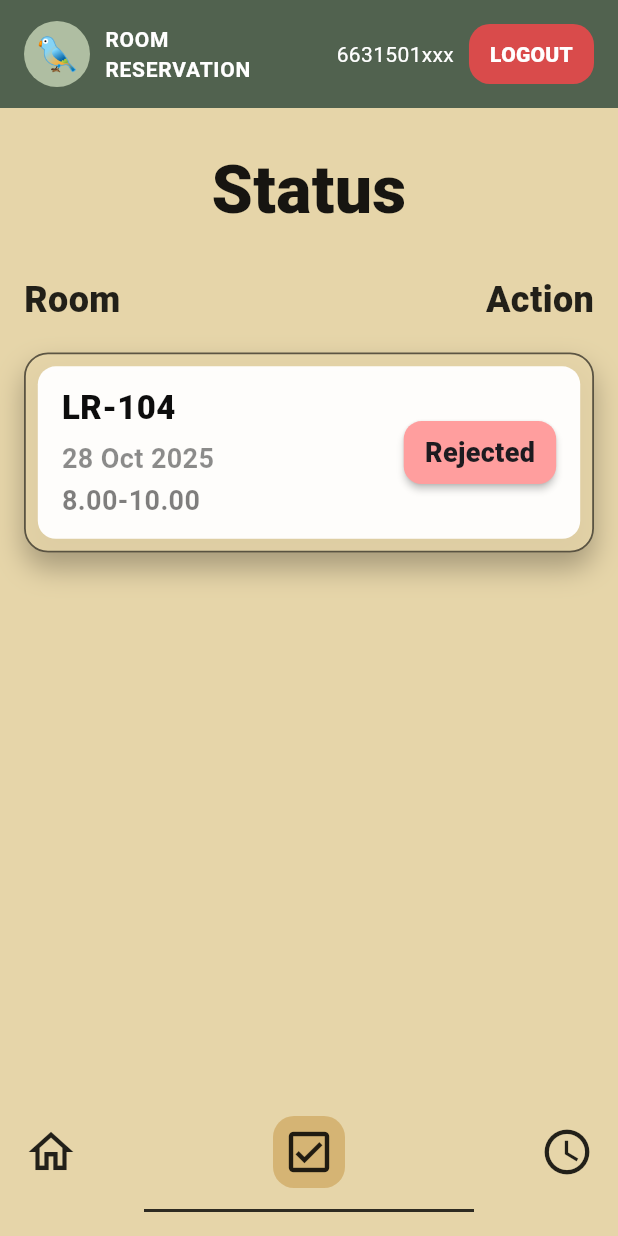
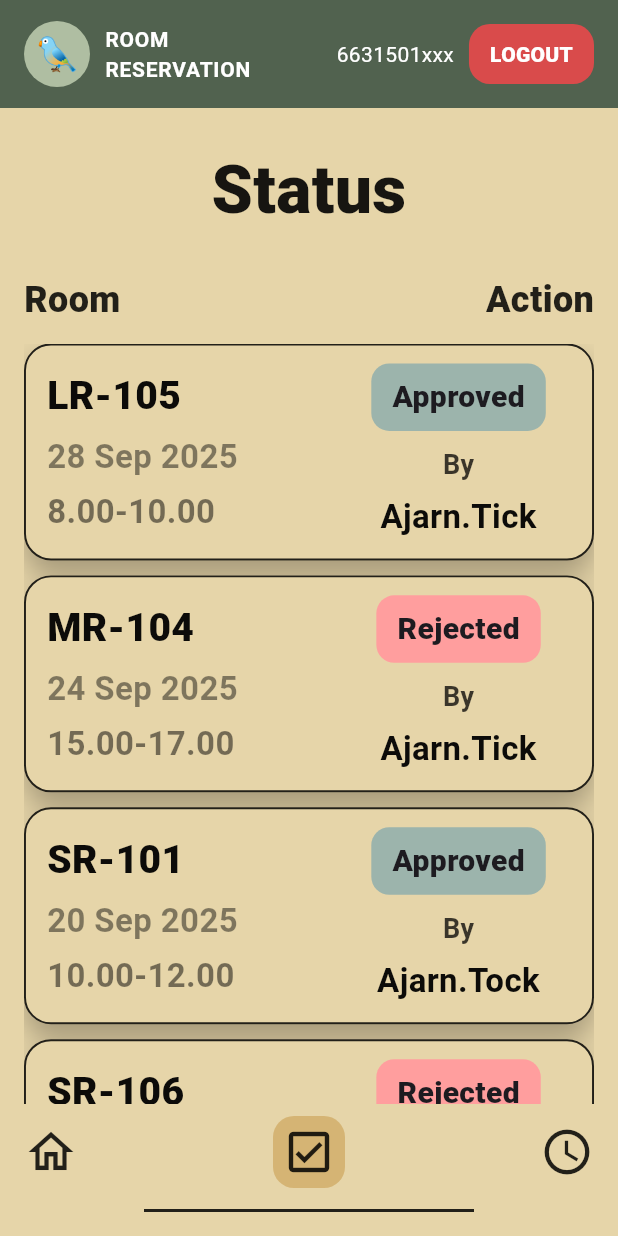
Before and after one commit to 6631501042/mobile_project, a Flutter app: the screen it shows after launch, on a phone screen of 412 x 824 dp. Run offline on Flutter 3.47's test engine with Material 3 defaults, Android fonts, the phone set to English and light mode, and no system bars.

Commit message:
status user

```diff
--- a/lib/main.dart
+++ b/lib/main.dart
@@ -1,22 +1,18 @@
-// ========================== main.dart ==========================
-// Status (User) — วันละหนึ่งรายการ, ป้ายสถานะ Pending/Approved/Rejected
-// แก้เคส Overflow แบบหมดจด + โครงพร้อมต่อฐานข้อมูลภายหลัง
-
-import 'dart:async';
 import 'package:flutter/material.dart';
 
 void main() => runApp(const RoomReservationUserApp());
 
-// ===== THEME COLORS =====
+// ===== THEME COLORS (ตามภาพ) =====
 class AppColors {
-  static const finlandia = Color(0xFF51624F); // Top bar
-  static const hampton   = Color(0xFFE6D5A9); // Background
-  static const edward    = Color(0xFF9CB4AC); // Approved (เขียวอมเทา)
+  static const finlandia = Color(0xFF51624F); // top bar
+  static const hampton   = Color(0xFFE6D5A9); // พื้นหลัง + "สีในกล่อง"
   static const norway    = Color(0xFFAFBEA2);
+  static const edward    = Color(0xFF9CB4AC); // ชิป Approved
 
-  static const chipPending  = Color(0xFFFFF96F); // เหลืองอ่อน
-  static const chipApproved = edward;            // เขียวอมเทา
-  static const chipRejected = Color(0xFFFF9E9E); // ชมพูแดง
+  // ชิปสถานะ
+  static const chipPending  = Color(0xFFFFF96F); // เหลืองอ่อนตามภาพ
+  static const chipApproved = edward;            // เขียวอมเทาตามภาพ
+  static const chipRejected = Color(0xFFFF9E9E); // ชมพูแดงตามภาพ
 }
 
 // ===== DOMAIN =====
@@ -28,6 +24,7 @@ class UserReservation {
   final TimeOfDay start;
   final TimeOfDay end;
   final BookingStatus status;
+  final String approver;
 
   const UserReservation({
     required this.roomCode,
@@ -35,52 +32,45 @@ class UserReservation {
     required this.start,
     required this.end,
     required this.status,
-  });
-
-  UserReservation copyWith({BookingStatus? status}) => UserReservation(
-        roomCode: roomCode,
-        date: date,
-        start: start,
-        end: end,
-        status: status ?? this.status,
-      );
-}
-
-// ===== REPOSITORY (Mock) — พร้อมสลับเป็น Firestore/REST =====
-abstract class UserReservationRepository {
-  Stream<UserReservation?> watchToday(String userId);
-}
-
-class MockUserReservationRepository implements UserReservationRepository {
-  MockUserReservationRepository({this.autoResult = BookingStatus.rejected}) {
-    final now = DateTime.now();
-    final today = DateTime(now.year, now.month, now.day);
-    _current = UserReservation(
-      roomCode: 'LR-104',
-      date: today,
-      start: const TimeOfDay(hour: 8, minute: 0),
-      end: const TimeOfDay(hour: 10, minute: 0),
-      status: BookingStatus.pending,
-    );
-    _emit(_current);
-
-    // เดโม: เปลี่ยนสถานะอัตโนมัติหลัง 6 วิ (ไว้เห็นการสลับสี/ป้าย)
-    Future.delayed(const Duration(seconds: 6), () {
-      _current = _current?.copyWith(status: autoResult);
-      _emit(_current);
+    required this.approver,
   });
 }
 
-  final BookingStatus autoResult; // ลองเป็น approved ก็ได้
-  final _ctrl = StreamController<UserReservation?>.broadcast();
-  UserReservation? _current;
-
-  @override
-  Stream<UserReservation?> watchToday(String userId) => _ctrl.stream;
-
-  void _emit(UserReservation? r) => _ctrl.add(r);
-  void dispose() => _ctrl.close();
-}
+// ===== MOCK DATA (ทำหน้าตาเหมือนภาพ) =====
+final mockReservations = <UserReservation>[
+  UserReservation(
+    roomCode: 'LR-105',
+    date: DateTime(2025, 9, 28),
+    start: const TimeOfDay(hour: 8, minute: 0),
+    end: const TimeOfDay(hour: 10, minute: 0),
+    status: BookingStatus.approved,
+    approver: 'Ajarn.Tick',
+  ),
+  UserReservation(
+    roomCode: 'MR-104',
+    date: DateTime(2025, 9, 24),
+    start: const TimeOfDay(hour: 15, minute: 0),
+    end: const TimeOfDay(hour: 17, minute: 0),
+    status: BookingStatus.rejected,
+    approver: 'Ajarn.Tick',
+  ),
+  UserReservation(
+    roomCode: 'SR-101',
+    date: DateTime(2025, 9, 20),
+    start: const TimeOfDay(hour: 10, minute: 0),
+    end: const TimeOfDay(hour: 12, minute: 0),
+    status: BookingStatus.approved,
+    approver: 'Ajarn.Tock',
+  ),
+  UserReservation(
+    roomCode: 'SR-106',
+    date: DateTime(2025, 9, 1),
+    start: const TimeOfDay(hour: 13, minute: 0),
+    end: const TimeOfDay(hour: 15, minute: 0),
+    status: BookingStatus.rejected,
+    approver: 'Ajarn.Tock',
+  ),
+];
 
 // ===== APP ROOT =====
 class RoomReservationUserApp extends StatelessWidget {
@@ -99,31 +89,10 @@ class RoomReservationUserApp extends StatelessWidget {
   }
 }
 
-// ===== MAIN PAGE =====
-class UserStatusPage extends StatefulWidget {
+// ===== PAGE =====
+class UserStatusPage extends StatelessWidget {
   final String userId;
   const UserStatusPage({super.key, required this.userId});
-
-  @override
-  State<UserStatusPage> createState() => _UserStatusPageState();
-}
-
-class _UserStatusPageState extends State<UserStatusPage> {
-  late final MockUserReservationRepository repo;
-
-  @override
-  void initState() {
-    super.initState();
-    repo = MockUserReservationRepository(
-      autoResult: BookingStatus.rejected, // หรือ BookingStatus.approved
-    );
-  }
-
-  @override
-  void dispose() {
-    repo.dispose();
-    super.dispose();
-  }
 
   @override
   Widget build(BuildContext context) {
@@ -131,16 +100,9 @@ class _UserStatusPageState extends State<UserStatusPage> {
       backgroundColor: AppColors.hampton,
       appBar: PreferredSize(
         preferredSize: const Size.fromHeight(72),
-        child: _TopBar(userId: widget.userId),
+        child: _TopBar(userId: userId),
       ),
       body: SafeArea(
-        // ===== โครงกัน Overflow: เติมเต็มสูงจอ, scroll ได้เมื่อจำเป็น =====
-        child: LayoutBuilder(
-          builder: (context, constraints) {
-            return SingleChildScrollView(
-              child: ConstrainedBox(
-                constraints: BoxConstraints(minHeight: constraints.maxHeight),
-                child: IntrinsicHeight(
         child: Padding(
           padding: const EdgeInsets.symmetric(horizontal: 16),
           child: Column(
@@ -158,47 +120,27 @@ class _UserStatusPageState extends State<UserStatusPage> {
               const SizedBox(height: 24),
               Row(
                 mainAxisAlignment: MainAxisAlignment.spaceBetween,
-                          children: const [
-                            _Header('Room'),
-                            _Header('Action'),
-                          ],
+                children: const [_Header('Room'), _Header('Action')],
               ),
               const SizedBox(height: 12),
-                        StreamBuilder<UserReservation?>(
-                          stream: repo.watchToday(widget.userId),
-                          builder: (context, snap) {
-                            final r = snap.data;
-                            if (r == null) {
-                              return const Padding(
-                                padding: EdgeInsets.only(top: 48),
-                                child: Text(
-                                  'No reservation today',
-                                  style: TextStyle(fontSize: 18),
+              Expanded(
+                child: ListView.separated(
+                  itemCount: mockReservations.length,
+                  separatorBuilder: (_, __) => const SizedBox(height: 10),
+                  itemBuilder: (context, i) =>
+                      _ReservationCard(res: mockReservations[i]),
                 ),
-                              );
-                            }
-                            return Align(
-                              alignment: Alignment.topCenter,
-                              child: _ReservationCard(res: r),
-                            );
-                          },
               ),
-                        const Spacer(), // ดัน bottom bar ชิดล่างจอ
               const _BottomBar(),
               const SizedBox(height: 8),
               Container(
                 height: 2,
                 width: 220,
                 margin: const EdgeInsets.only(bottom: 16),
-                          color: Colors.black.withOpacity(0.8),
+                color: Colors.black.withOpacity(0.85),
               ),
             ],
           ),
-                  ),
-                ),
-              ),
-            );
-          },
         ),
       ),
     );
@@ -221,10 +163,10 @@ class _TopBar extends StatelessWidget {
           height: 72,
           child: Row(
             children: [
-              CircleAvatar(
+              const CircleAvatar(
                 radius: 22,
                 backgroundColor: AppColors.norway,
-                child: const Text('🐦', style: TextStyle(fontSize: 22)),
+                child: Text('🐦', style: TextStyle(fontSize: 22)),
               ),
               const SizedBox(width: 10),
               const Column(
@@ -295,7 +237,7 @@ class _Header extends StatelessWidget {
       );
 }
 
-// ===== RESERVATION CARD (แก้ล้นภายในการ์ดด้วย IntrinsicHeight) =====
+// ===== CARD (สีในกล่อง = Hampton ตามภาพ) =====
 class _ReservationCard extends StatelessWidget {
   final UserReservation res;
   const _ReservationCard({required this.res});
@@ -303,20 +245,15 @@ class _ReservationCard extends StatelessWidget {
   @override
   Widget build(BuildContext context) {
     final dateStr =
-        '${_two(res.date.day)} ${_month(res.date.month)} ${res.date.year}';
-    String hhmm(TimeOfDay t) => '${t.hour}.${_two(t.minute)}';
+        '${_pad(res.date.day)} ${_month(res.date.month)} ${res.date.year}';
+    String hhmm(TimeOfDay t) => '${t.hour}.${_pad(t.minute)}';
 
     return Container(
       width: double.infinity,
-      constraints: const BoxConstraints(
-        minHeight: 118, // สูงพอดีตามภาพ
-        // ไม่กำหนด maxHeight เพื่อกันล้นแบบเศษพิกเซล
-      ),
-      margin: const EdgeInsets.only(top: 6),
       decoration: BoxDecoration(
-        color: AppColors.hampton.withOpacity(0.88),
-        borderRadius: BorderRadius.circular(16),
-        border: Border.all(color: Colors.black.withOpacity(0.6), width: 1.2),
+        color: AppColors.hampton, // <<— สีในกล่องตามภาพ
+        borderRadius: BorderRadius.circular(18),
+        border: Border.all(color: Colors.black.withOpacity(0.85), width: 1.3),
         boxShadow: [
           BoxShadow(
             color: Colors.black.withOpacity(0.28),
@@ -325,66 +262,82 @@ class _ReservationCard extends StatelessWidget {
           ),
         ],
       ),
-      child: Container(
-        margin: const EdgeInsets.all(8),
-        padding: const EdgeInsets.symmetric(horizontal: 16, vertical: 12),
-        decoration: BoxDecoration(
-          color: Colors.white.withOpacity(0.96),
-          borderRadius: BorderRadius.circular(12),
-        ),
-        // <<<<<< กัน Overflow ภายในการ์ด
-        child: IntrinsicHeight(
+      padding: const EdgeInsets.symmetric(horizontal: 14, vertical: 12),
       child: Row(
         crossAxisAlignment: CrossAxisAlignment.center,
-            mainAxisAlignment: MainAxisAlignment.spaceBetween,
         children: [
-              // ข้อมูลซ้าย
+          // LEFT: room / date / time
           Expanded(
             child: Column(
-                  mainAxisSize: MainAxisSize.min, // ไม่ขยายเกิน
               crossAxisAlignment: CrossAxisAlignment.start,
               children: [
-                    Text('LR-104',
+                Text(res.roomCode,
                     style: TextStyle(
-                            fontSize: 22,
+                        fontSize: 26,
                         fontWeight: FontWeight.w800,
                         color: Colors.black.withOpacity(0.95))),
                 const SizedBox(height: 6),
                 Text(dateStr,
                     style: TextStyle(
-                            fontSize: 18,
+                        fontSize: 22,
                         color: Colors.black.withOpacity(0.45),
                         fontWeight: FontWeight.w700)),
-                    const SizedBox(height: 2),
+                const SizedBox(height: 6),
                 Text('${hhmm(res.start)}-${hhmm(res.end)}',
                     style: TextStyle(
-                            fontSize: 18,
+                        fontSize: 22,
                         color: Colors.black.withOpacity(0.50),
                         fontWeight: FontWeight.w700)),
               ],
             ),
           ),
-              const SizedBox(width: 8),
-              // ป้ายสถานะขวา
+
+          const SizedBox(width: 12),
+
+          // RIGHT: Status chip + "By" + approver (จัดกลางตามภาพ)
+          SizedBox(
+            width: 150, // ให้สัดส่วนเหมือนภาพ
+            child: Column(
+              crossAxisAlignment: CrossAxisAlignment.center,
+              children: [
                 _StatusChip(res.status),
+                const SizedBox(height: 10),
+                Text('By',
+                    style: TextStyle(
+                        fontSize: 18,
+                        color: Colors.black.withOpacity(0.75),
+                        fontWeight: FontWeight.w600)),
+                const SizedBox(height: 6),
+                Text(res.approver,
+                    textAlign: TextAlign.center,
+                    style: TextStyle(
+                        fontSize: 22,
+                        color: Colors.black.withOpacity(0.95),
+                        fontWeight: FontWeight.w700)),
               ],
             ),
           ),
+        ],
       ),
     );
   }
 
-  String _two(int v) => v.toString().padLeft(2, '0');
+  String _pad(int v) => v.toString().padLeft(2, '0');
   String _month(int m) {
     const names = [
+      '', 'Sep', 'Oct', 'Nov', 'Dec', 'Jan', 'Feb', 'Mar', 'Apr',
+      'May', 'Jun', 'Jul', 'Aug'
+    ];
+    // ถ้าอยากเรียง Jan-Dec ให้แทนรายชื่อตามปกติได้เลย
+    const normal = [
       '', 'Jan', 'Feb', 'Mar', 'Apr', 'May', 'Jun',
       'Jul', 'Aug', 'Sep', 'Oct', 'Nov', 'Dec'
     ];
-    return names[m];
+    return normal[m];
   }
 }
 
-// ===== STATUS CHIP (pill + เงา) =====
+// ===== STATUS CHIP (pill สีตามภาพ) =====
 class _StatusChip extends StatelessWidget {
   final BookingStatus status;
   const _StatusChip(this.status);
@@ -395,24 +348,16 @@ class _StatusChip extends StatelessWidget {
     String label;
     switch (status) {
       case BookingStatus.pending:
-        bg = AppColors.chipPending;
+        bg = AppColors.chipPending;  label = 'Approved'; // (แค่ตัวอย่าง ถ้าอยากมี Pending ก็โชว์ Pending)
         label = 'Pending';
         break;
       case BookingStatus.approved:
-        bg = AppColors.chipApproved;
-        label = 'Approved';
-        break;
+        bg = AppColors.chipApproved; label = 'Approved'; break;
       case BookingStatus.rejected:
-        bg = AppColors.chipRejected;
-        label = 'Rejected';
-        break;
+        bg = AppColors.chipRejected; label = 'Rejected'; break;
     }
 
-    return PhysicalModel(
-      color: Colors.transparent,
-      elevation: 2,
-      borderRadius: BorderRadius.circular(12),
-      child: Container(
+    return Container(
       decoration: BoxDecoration(
         color: bg,
         borderRadius: BorderRadius.circular(12),
@@ -422,8 +367,7 @@ class _StatusChip extends StatelessWidget {
         label,
         style: const TextStyle(
           fontWeight: FontWeight.w800,
-            fontSize: 18,
-          ),
+          fontSize: 20,
         ),
       ),
     );
```
Lines whose indentation alone changed are shown as unchanged.
